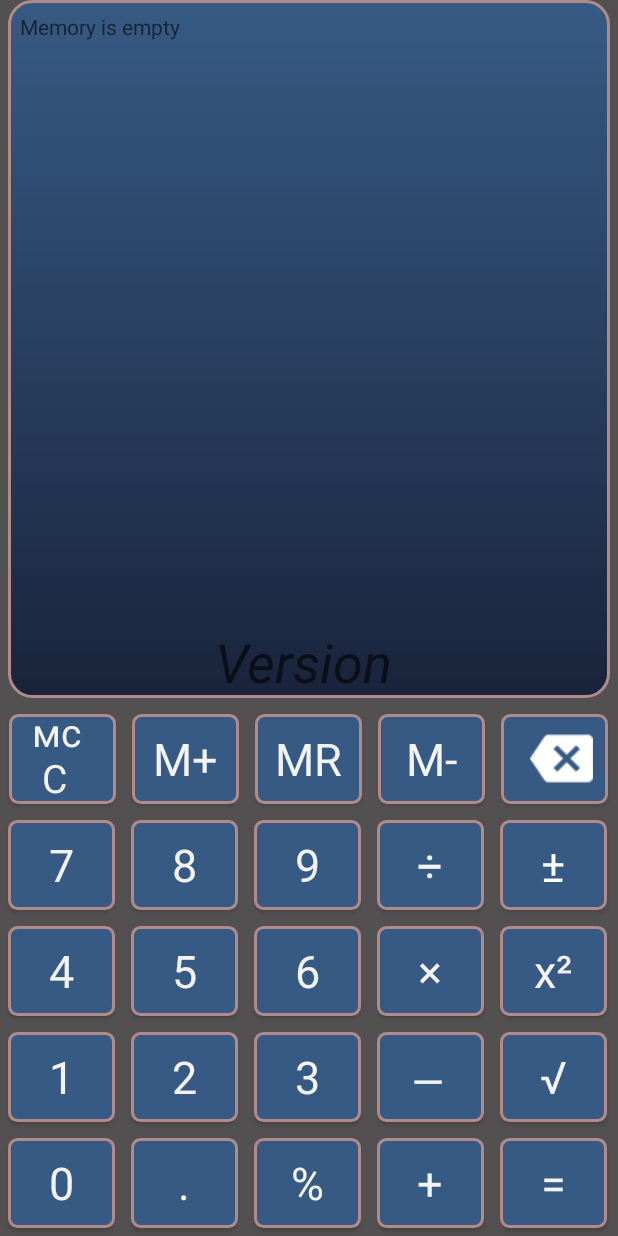
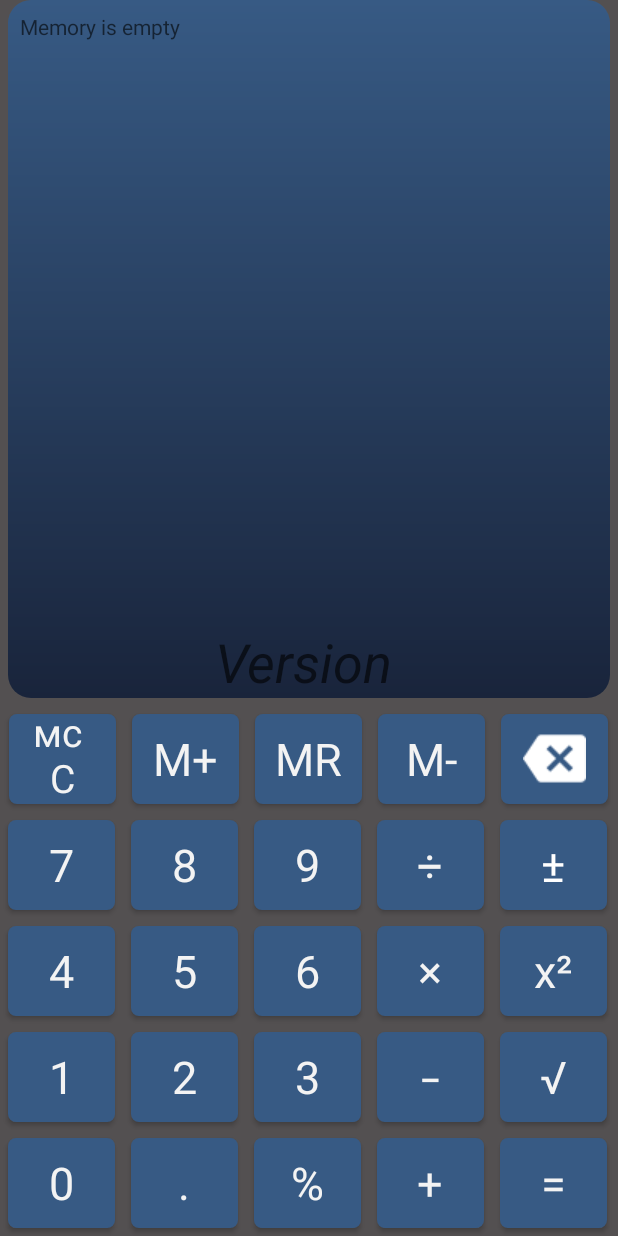
Before and after one commit to RomanDorofeyev/SimpleCalculator, an Android app: the screen it shows after launch (MainActivity), on a phone screen of 412 x 824 dp. Run offline under Robolectric (Android 15) with nearby library versions, the phone set to English and light mode, and no system bars.

Commit message:
update design

```diff
--- a/app/src/main/res/drawable/rounded_button.xml
+++ b/app/src/main/res/drawable/rounded_button.xml
@@ -3,7 +3,7 @@
     android:shape="rectangle">
     <solid android:color="@color/background_button" />
     <stroke
-        android:width="2dip"
+        android:width="0dip"
         android:color="@color/container_stroke_color" />
     <corners
         android:bottomLeftRadius="5dp"
--- a/app/src/main/res/drawable/rounded_text_view.xml
+++ b/app/src/main/res/drawable/rounded_text_view.xml
@@ -8,7 +8,7 @@
         android:startColor="@color/gradient_start_color_new"
         android:type="linear" />
     <stroke
-        android:width="2dip"
+        android:width="0dip"
         android:color="@color/container_stroke_color" />
     <corners
         android:bottomLeftRadius="15dp"
--- /dev/null
+++ b/app/src/main/res/drawable/stepback_icon_button.xml
@@ -0,0 +1,9 @@
+<layer-list xmlns:android="http://schemas.android.com/apk/res/android">
+    <item android:drawable="@drawable/rounded_button" />
+
+    <item>
+        <bitmap
+            android:gravity="center"
+            android:src="@drawable/ic_backspace_white_42" />
+    </item>
+</layer-list>
--- a/app/src/main/res/layout/activity_main.xml
+++ b/app/src/main/res/layout/activity_main.xml
@@ -4,6 +4,7 @@
     android:layout_width="match_parent"
     android:layout_height="match_parent"
     android:background="@color/background_main"
+    android:fitsSystemWindows="true"
     tools:context="rdproject.calculator.MainActivity">
 
 
@@ -30,14 +31,11 @@
                 android:layout_height="60dp"
                 android:layout_margin="5dp"
                 android:background="@drawable/rounded_button"
+                android:gravity="bottom|center"
                 android:lines="2"
-                android:paddingStart="15dp"
-                android:paddingEnd="0dp"
-                android:gravity="start|center_vertical|bottom"
                 android:soundEffectsEnabled="true"
                 android:text="@string/c"
-                android:textSize="26sp"
-                />
+                android:textSize="26sp" />
 
             <Button
                 android:id="@+id/m_plus"
@@ -78,10 +76,9 @@
                 android:layout_width="60dp"
                 android:layout_height="60dp"
                 android:layout_margin="5dp"
-                android:background="@drawable/rounded_button"
-                android:drawableEnd="@drawable/ic_backspace_white_42"
-                android:paddingStart="0dp"
-                android:paddingEnd="10dp"
+                android:background="@drawable/stepback_icon_button"
+                android:drawablePadding="100dp"
+                android:gravity="center"
                 android:soundEffectsEnabled="true"
                 android:textSize="30sp" />
         </TableRow>
@@ -257,6 +254,7 @@
                 android:background="@drawable/rounded_button"
                 android:soundEffectsEnabled="true"
                 android:text="@string/minus"
+                android:textScaleX="1.5"
                 android:textSize="30sp" />
 
             <Button
@@ -338,36 +336,36 @@
 
     <TextView
         android:id="@+id/textView"
-        android:textIsSelectable ="true"
         android:layout_width="match_parent"
         android:layout_height="match_parent"
         android:layout_above="@id/buton_table"
         android:layout_alignParentTop="true"
-        android:layout_marginBottom="5dp"
         android:layout_marginLeft="5dp"
         android:layout_marginRight="5dp"
+        android:layout_marginBottom="5dp"
         android:background="@drawable/rounded_text_view"
         android:clickable="true"
         android:focusable="true"
         android:gravity="bottom"
+        android:inputType="none"
+        android:maxLines="2000"
+        android:scrollbars="none"
         android:textAlignment="center"
         android:textColor="@color/white_color"
+        android:textIsSelectable="true"
         android:textSize="36sp"
-        android:inputType="none"
         android:textStyle="italic"
-        android:maxLines="2000"
-        android:scrollbars = "none"
         tools:ignore="RtlCompat" />
 
     <TextView
         android:id="@+id/memoryView"
         android:layout_width="wrap_content"
         android:layout_height="wrap_content"
+        android:layout_alignStart="@+id/textView"
+        android:layout_alignParentTop="true"
         android:layout_marginStart="8dp"
         android:layout_marginTop="8dp"
         android:hint="@string/memBox"
-        android:textColor="@color/white_color"
-        android:layout_alignParentTop="true"
-        android:layout_alignStart="@+id/textView" />
+        android:textColor="@color/white_color" />
 
 </RelativeLayout>
--- a/app/src/main/res/values/colors.xml
+++ b/app/src/main/res/values/colors.xml
@@ -7,6 +7,7 @@
     <color name="background_button">#375A84</color>
     <color name="hidden_color">#747172</color>
     <color name="white_color">#fafafa</color>
+    <color name="digits_color">#2D3E50</color>
 
     <color name="gradient_start_color">#201e1e</color>
     <color name="gradient_end_color">#6e6f71</color>
--- a/app/src/main/res/values/strings.xml
+++ b/app/src/main/res/values/strings.xml
@@ -5,7 +5,7 @@
     <string name="divide">\u00F7</string>
     <string name="multiply">\u00D7</string>
     <string name="plus_minus">\u00B1</string>
-    <string name="minus"> \u0020 \u0336</string>
+    <string name="minus">\-</string>
     <string name="percent">%</string>
     <string name="plus">+</string>
     <string name="point">.</string>
@@ -20,10 +20,11 @@
     <string name="_8">8</string>
     <string name="_9">9</string>
     <string name="ravno">=</string>
-    <string name="c">мс \n     C</string>
+    <string name="c">мс \nC</string>
     <string name="m">M+</string>
     <string name="m_">M-</string>
     <string name="mr">MR</string>
     <string name="memBox">Memory is empty</string>
     <string name="exitApp">Click again to exit</string>
+    <string name="backspace">backspace</string>
 </resources>
```
Also changed, not shown: app/build.gradle (+4 -4 lines), 2 other files.
